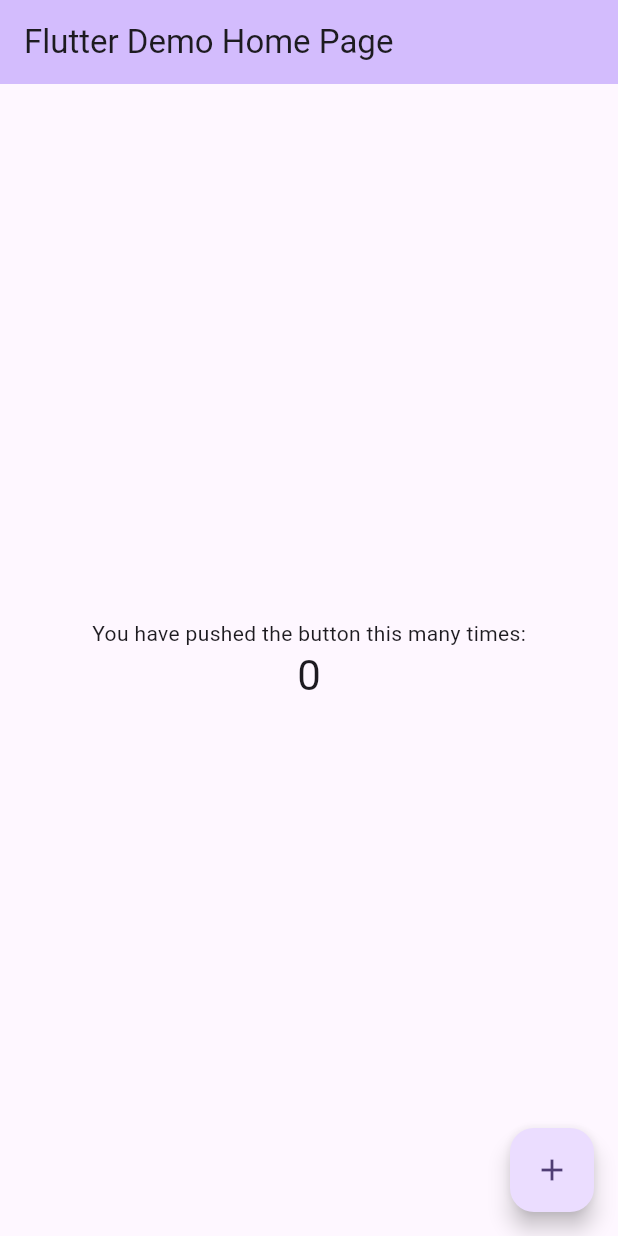
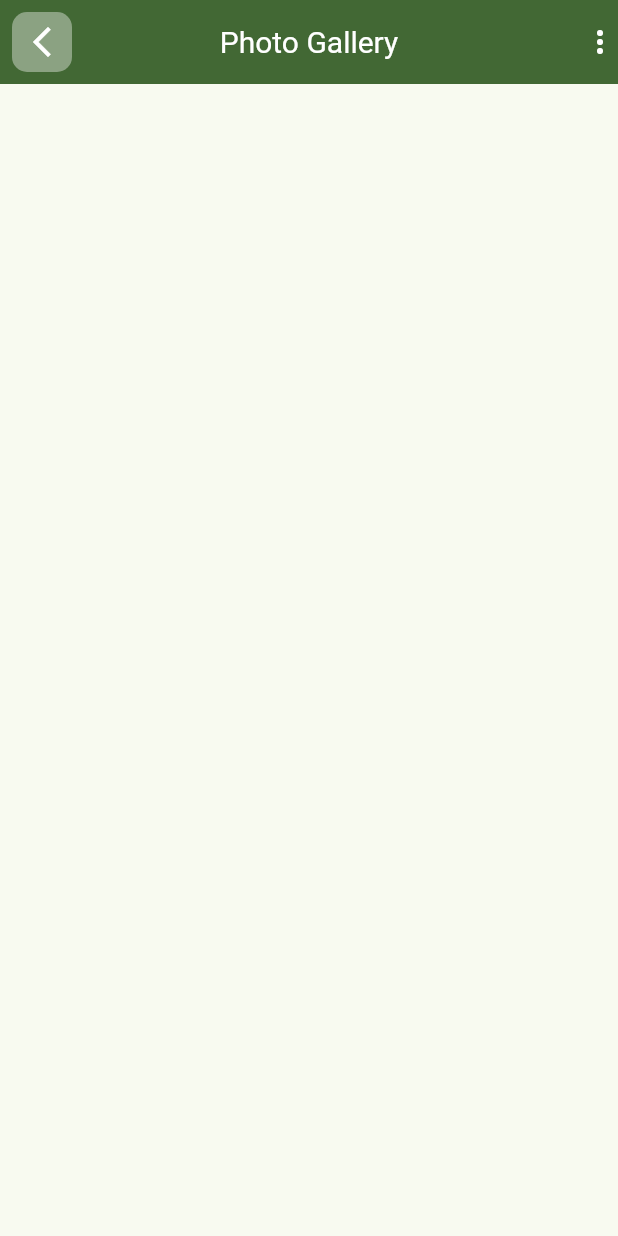
Before and after one commit to mahmud5658/app_dev_with_flutter, a Flutter app: the screen it shows after launch, on a phone screen of 412 x 824 dp. Run offline on Flutter 3.47's test engine with Material 3 defaults, Android fonts, the phone set to English and light mode, and no system bars.

Commit message:
assignment

```diff
--- a/module_10/assignment/lib/main.dart
+++ b/module_10/assignment/lib/main.dart
@@ -1,3 +1,4 @@
+import 'package:assignment/page1.dart';
 import 'package:flutter/material.dart';
 
 void main() {
@@ -7,119 +8,15 @@
 class MyApp extends StatelessWidget {
   const MyApp({super.key});
 
-  // This widget is the root of your application.
   @override
   Widget build(BuildContext context) {
     return MaterialApp(
-      title: 'Flutter Demo',
+      debugShowCheckedModeBanner: false,
       theme: ThemeData(
-        // This is the theme of your application.
-        //
-        // TRY THIS: Try running your application with "flutter run". You'll see
-        // the application has a purple toolbar. Then, without quitting the app,
-        // try changing the seedColor in the colorScheme below to Colors.green
-        // and then invoke "hot reload" (save your changes or press the "hot
-        // reload" button in a Flutter-supported IDE, or press "r" if you used
-        // the command line to start the app).
-        //
-        // Notice that the counter didn't reset back to zero; the application
-        // state is not lost during the reload. To reset the state, use hot
-        // restart instead.
-        //
-        // This works for code too, not just values: Most code changes can be
-        // tested with just a hot reload.
-        colorScheme: ColorScheme.fromSeed(seedColor: Colors.deepPurple),
+        colorScheme: ColorScheme.fromSeed(seedColor:  const Color(0xFF2CAB00)),
         useMaterial3: true,
       ),
-      home: const MyHomePage(title: 'Flutter Demo Home Page'),
+      home: const Page1(),
     );
   }
 }
-
-class MyHomePage extends StatefulWidget {
-  const MyHomePage({super.key, required this.title});
-
-  // This widget is the home page of your application. It is stateful, meaning
-  // that it has a State object (defined below) that contains fields that affect
-  // how it looks.
-
-  // This class is the configuration for the state. It holds the values (in this
-  // case the title) provided by the parent (in this case the App widget) and
-  // used by the build method of the State. Fields in a Widget subclass are
-  // always marked "final".
-
-  final String title;
-
-  @override
-  State<MyHomePage> createState() => _MyHomePageState();
-}
-
-class _MyHomePageState extends State<MyHomePage> {
-  int _counter = 0;
-
-  void _incrementCounter() {
-    setState(() {
-      // This call to setState tells the Flutter framework that something has
-      // changed in this State, which causes it to rerun the build method below
-      // so that the display can reflect the updated values. If we changed
-      // _counter without calling setState(), then the build method would not be
-      // called again, and so nothing would appear to happen.
-      _counter++;
-    });
-  }
-
-  @override
-  Widget build(BuildContext context) {
-    // This method is rerun every time setState is called, for instance as done
-    // by the _incrementCounter method above.
-    //
-    // The Flutter framework has been optimized to make rerunning build methods
-    // fast, so that you can just rebuild anything that needs updating rather
-    // than having to individually change instances of widgets.
-    return Scaffold(
-      appBar: AppBar(
-        // TRY THIS: Try changing the color here to a specific color (to
-        // Colors.amber, perhaps?) and trigger a hot reload to see the AppBar
-        // change color while the other colors stay the same.
-        backgroundColor: Theme.of(context).colorScheme.inversePrimary,
-        // Here we take the value from the MyHomePage object that was created by
-        // the App.build method, and use it to set our appbar title.
-        title: Text(widget.title),
-      ),
-      body: Center(
-        // Center is a layout widget. It takes a single child and positions it
-        // in the middle of the parent.
-        child: Column(
-          // Column is also a layout widget. It takes a list of children and
-          // arranges them vertically. By default, it sizes itself to fit its
-          // children horizontally, and tries to be as tall as its parent.
-          //
-          // Column has various properties to control how it sizes itself and
-          // how it positions its children. Here we use mainAxisAlignment to
-          // center the children vertically; the main axis here is the vertical
-          // axis because Columns are vertical (the cross axis would be
-          // horizontal).
-          //
-          // TRY THIS: Invoke "debug painting" (choose the "Toggle Debug Paint"
-          // action in the IDE, or press "p" in the console), to see the
-          // wireframe for each widget.
-          mainAxisAlignment: MainAxisAlignment.center,
-          children: <Widget>[
-            const Text(
-              'You have pushed the button this many times:',
-            ),
-            Text(
-              '$_counter',
-              style: Theme.of(context).textTheme.headlineMedium,
-            ),
-          ],
-        ),
-      ),
-      floatingActionButton: FloatingActionButton(
-        onPressed: _incrementCounter,
-        tooltip: 'Increment',
-        child: const Icon(Icons.add),
-      ), // This trailing comma makes auto-formatting nicer for build methods.
-    );
-  }
-}
--- /dev/null
+++ b/module_10/assignment/lib/page1.dart
@@ -0,0 +1,38 @@
+import 'package:flutter/material.dart';
+
+class Page1 extends StatelessWidget {
+  const Page1({super.key});
+
+  @override
+  Widget build(BuildContext context) {
+    return Scaffold(
+      appBar: AppBar(
+        title: const Text(
+          "Photo Gallery",
+          style: TextStyle(color: Colors.white, fontSize: 20),
+        ),
+        centerTitle: true,
+        backgroundColor: Theme.of(context).primaryColor,
+        leading: Container(
+          margin: const EdgeInsets.all(8),
+          height: 40,
+          width: 40,
+          decoration: BoxDecoration(
+              color: Colors.white38, borderRadius: BorderRadius.circular(10)),
+          child: const Center(
+            child: Icon(
+              Icons.arrow_back_ios_new,
+              color: Colors.white,
+            ),
+          ),
+        ),
+        actions: const [
+          Icon(
+            Icons.more_vert,
+            color: Colors.white,
+          )
+        ],
+      ),
+    );
+  }
+}
```
